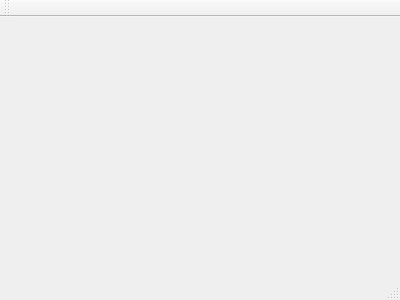
This is POO_Trabalho_M2/mainwindow.ui in mathiashemmer/uni-devops as Qt 5 draws it before an edit. The edited form follows.
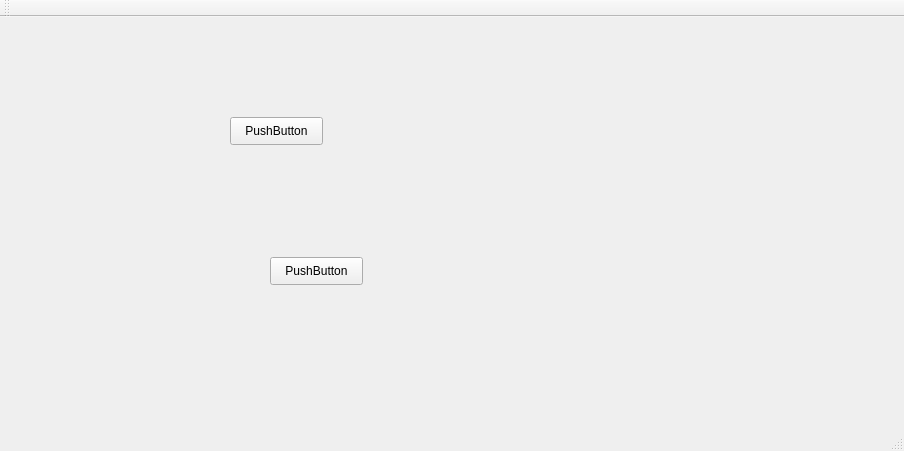
This is the edited form.

```diff
--- a/POO_Trabalho_M2/mainwindow.ui
+++ b/POO_Trabalho_M2/mainwindow.ui
@@ -1,24 +1,66 @@
 <ui version="4.0">
  <class>MainWindow</class>
- <widget class="QMainWindow" name="MainWindow" >
-  <property name="geometry" >
+ <widget class="QMainWindow" name="MainWindow">
+  <property name="geometry">
    <rect>
     <x>0</x>
     <y>0</y>
-    <width>400</width>
-    <height>300</height>
+    <width>904</width>
+    <height>451</height>
    </rect>
   </property>
   <property name="windowTitle" >
    <string>MainWindow</string>
   </property>
-  <widget class="QMenuBar" name="menuBar" />
-  <widget class="QToolBar" name="mainToolBar" />
-  <widget class="QWidget" name="centralWidget" />
-  <widget class="QStatusBar" name="statusBar" />
+  <widget class="QWidget" name="centralWidget">
+   <widget class="QPushButton" name="pushButton">
+    <property name="geometry">
+     <rect>
+      <x>230</x>
+      <y>100</y>
+      <width>93</width>
+      <height>28</height>
+     </rect>
+    </property>
+    <property name="text">
+     <string>PushButton</string>
+    </property>
+   </widget>
+   <widget class="QPushButton" name="pushButton_2">
+    <property name="geometry">
+     <rect>
+      <x>270</x>
+      <y>240</y>
+      <width>93</width>
+      <height>28</height>
+     </rect>
+    </property>
+    <property name="text">
+     <string>PushButton</string>
+    </property>
+   </widget>
+  </widget>
+  <widget class="QMenuBar" name="menuBar">
+   <property name="geometry">
+    <rect>
+     <x>0</x>
+     <y>0</y>
+     <width>904</width>
+     <height>26</height>
+    </rect>
+   </property>
+  </widget>
+  <widget class="QToolBar" name="mainToolBar">
+   <attribute name="toolBarArea">
+    <enum>TopToolBarArea</enum>
+   </attribute>
+   <attribute name="toolBarBreak">
+    <bool>false</bool>
+   </attribute>
+  </widget>
+  <widget class="QStatusBar" name="statusBar"/>
  </widget>
- <layoutDefault spacing="6" margin="11" />
- <pixmapfunction></pixmapfunction>
+ <layoutdefault spacing="6" margin="11"/>
  <resources/>
  <connections/>
 </ui>
```
Left out of the diff: 3 changed lines with no effect on the pictures.
